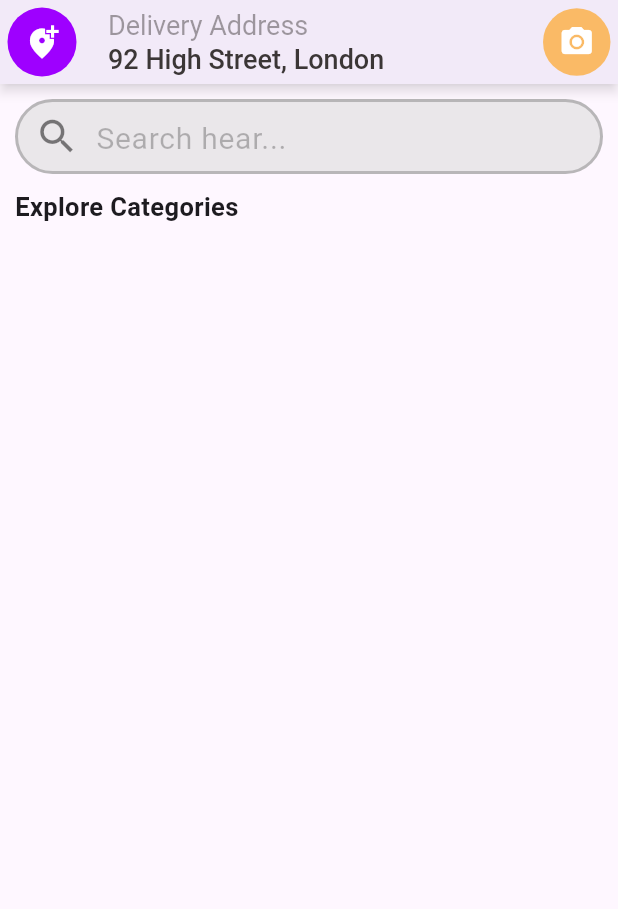
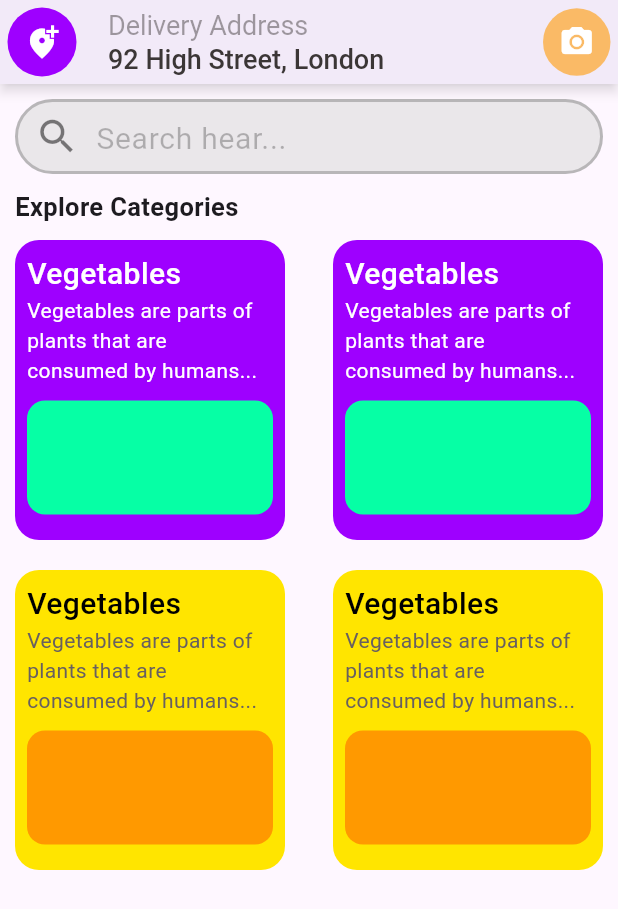
Before and after one commit to WmIsuru2001/flutter_grocery, a Flutter app: the screen it shows after launch, on a phone screen of 412 x 824 dp. Shown: the top 909 px of the screen. Run offline on Flutter 3.47's test engine with Material 3 defaults, Android fonts, the phone set to English and light mode, and no system bars.

Commit message:
product card

```diff
--- a/lib/pages/home_page/home_page.dart
+++ b/lib/pages/home_page/home_page.dart
@@ -1,6 +1,7 @@
 import 'package:flutter/material.dart';
 import 'package:flutter_grocery/pages/home_page/widgets/search_bar.dart';
 import 'package:flutter_grocery/widgets/app_bar/app_bar.dart';
+import 'package:flutter_grocery/widgets/reusable/product_card.dart';
 
 class HomePage extends StatelessWidget {
   const HomePage({super.key});
@@ -29,6 +30,58 @@ class HomePage extends StatelessWidget {
                   fontWeight: FontWeight.w700,
                 ),
               ),
+              SizedBox(
+                height: 10,
+              ),
+              Row(
+                mainAxisAlignment: MainAxisAlignment.spaceBetween,
+                children: [
+                  ProductCard(
+                    cardbgcolor: Color(0xff9E00FF),
+                    smollcardcolor: Color(0xff06FFA5),
+                    title: "Vegetables",
+                    description:
+                        "Vegetables are parts of plants that are consumed by humans...",
+                    titleColor: Color(0xffFFFFFF),
+                    decorationColor: Color(0xffFFFFFF),
+                  ),
+                  ProductCard(
+                    cardbgcolor: Color(0xff9E00FF),
+                    smollcardcolor: Color(0xff06FFA5),
+                    title: "Vegetables",
+                    description:
+                        "Vegetables are parts of plants that are consumed by humans...",
+                    titleColor: Color(0xffFFFFFF),
+                    decorationColor: Color(0xffFFFFFF),
+                  ),
+                ],
+              ),
+              SizedBox(
+                height: 20,
+              ),
+              Row(
+                mainAxisAlignment: MainAxisAlignment.spaceBetween,
+                children: [
+                  ProductCard(
+                    cardbgcolor: Color(0xffFFE500),
+                    smollcardcolor: Color(0xffFF9900),
+                    title: "Vegetables",
+                    description:
+                        "Vegetables are parts of plants that are consumed by humans...",
+                    titleColor: Colors.black,
+                    decorationColor: Color(0xff686060),
+                  ),
+                  ProductCard(
+                    cardbgcolor: Color(0xffFFE500),
+                    smollcardcolor: Color(0xffFF9900),
+                    title: "Vegetables",
+                    description:
+                        "Vegetables are parts of plants that are consumed by humans...",
+                    titleColor: Colors.black,
+                    decorationColor: Color(0xff686060),
+                  ),
+                ],
+              ),
             ],
           ),
         ),
--- /dev/null
+++ b/lib/widgets/reusable/product_card.dart
@@ -0,0 +1,69 @@
+import 'package:flutter/material.dart';
+
+class ProductCard extends StatelessWidget {
+  final String title;
+  final String description;
+  final Color cardbgcolor;
+  final Color smollcardcolor;
+  final Color titleColor;
+  final Color decorationColor;
+
+  const ProductCard({
+    super.key,
+    required this.title,
+    required this.description,
+    required this.cardbgcolor,
+    required this.smollcardcolor,
+    required this.titleColor,
+    required this.decorationColor,
+  });
+
+  final double cardWidth = 180;
+  final double cardHeight = 200;
+  @override
+  Widget build(BuildContext context) {
+    return Container(
+      width: cardWidth,
+      height: cardHeight,
+      decoration: BoxDecoration(
+        color: cardbgcolor,
+        borderRadius: BorderRadius.circular(16),
+      ),
+      child: Padding(
+        padding: const EdgeInsets.all(8.0),
+        child: Column(
+          crossAxisAlignment: CrossAxisAlignment.start,
+          children: [
+            Text(
+              title,
+              style: TextStyle(
+                fontSize: 20,
+                color: titleColor,
+                fontWeight: FontWeight.w500,
+              ),
+            ),
+            Text(
+              description,
+              style: TextStyle(
+                color: decorationColor,
+                fontSize: 14,
+                fontWeight: FontWeight.w400,
+              ),
+            ),
+            const SizedBox(
+              height: 10,
+            ),
+            Container(
+              width: 165,
+              height: 76,
+              decoration: BoxDecoration(
+                color: smollcardcolor,
+                borderRadius: BorderRadius.circular(12),
+              ),
+            ),
+          ],
+        ),
+      ),
+    );
+  }
+}
```
